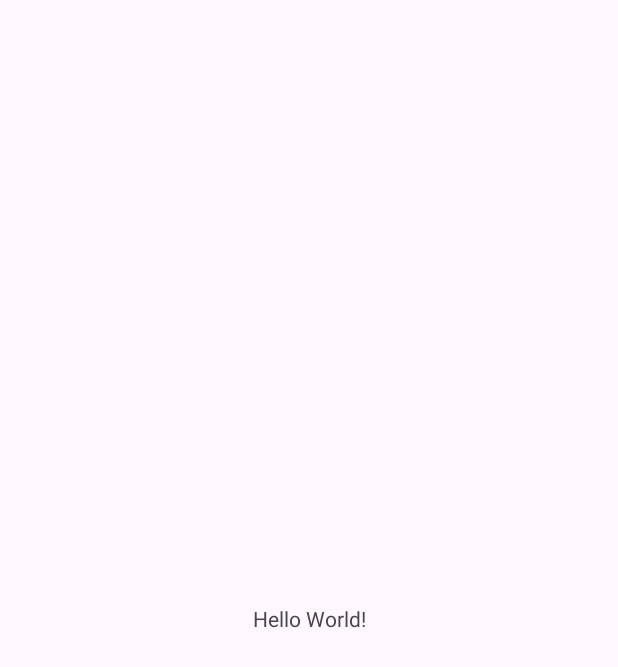
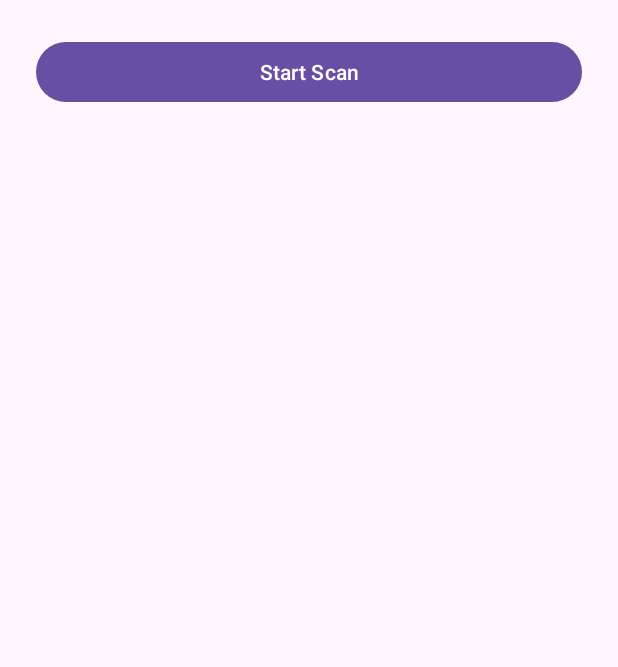
Before and after one commit to ixicept/FoodVision, an Android app: the screen it shows after launch (MainActivity), on a phone screen of 412 x 824 dp. Before the commit the part shown is almost empty. Shown: the top 667 px of the screen. Run offline under Robolectric (Android 15) with nearby library versions, the phone set to English and light mode, and no system bars.

Commit message:
feat: added temporary layout for mobile project

```diff
--- a/Mobile/app/src/main/AndroidManifest.xml
+++ b/Mobile/app/src/main/AndroidManifest.xml
@@ -7,7 +7,7 @@
         android:dataExtractionRules="@xml/data_extraction_rules"
         android:fullBackupContent="@xml/backup_rules"
         android:icon="@mipmap/ic_launcher"
-        android:label="@string/app_name"
+        android:label="Food Scanner"
         android:roundIcon="@mipmap/ic_launcher_round"
         android:supportsRtl="true"
         android:theme="@style/Theme.MyApplication"
@@ -21,6 +21,8 @@
                 <category android:name="android.intent.category.LAUNCHER" />
             </intent-filter>
         </activity>
+        <activity android:name=".ResultActivity"/>
+        <activity android:name=".ScanActivity"/>
     </application>
 
 </manifest>
--- a/Mobile/app/src/main/java/com/example/myapplication/MainActivity.java
+++ b/Mobile/app/src/main/java/com/example/myapplication/MainActivity.java
@@ -1,6 +1,8 @@
 package com.example.myapplication;
 
+import android.content.Intent;
 import android.os.Bundle;
+import android.widget.Button;
 
 import androidx.activity.EdgeToEdge;
 import androidx.appcompat.app.AppCompatActivity;
@@ -9,16 +11,15 @@ import androidx.core.view.ViewCompat;
 import androidx.core.view.WindowInsetsCompat;
 
 public class MainActivity extends AppCompatActivity {
+    @Override
+    protected void onCreate(Bundle b) {
+        super.onCreate(b);
+        setContentView(R.layout.activity_main);
 
-    @Override
-    protected void onCreate(Bundle savedInstanceState) {
-        super.onCreate(savedInstanceState);
-        EdgeToEdge.enable(this);
-        setContentView(R.layout.activity_main);
-        ViewCompat.setOnApplyWindowInsetsListener(findViewById(R.id.main), (v, insets) -> {
-            Insets systemBars = insets.getInsets(WindowInsetsCompat.Type.systemBars());
-            v.setPadding(systemBars.left, systemBars.top, systemBars.right, systemBars.bottom);
-            return insets;
+        Button btn = findViewById(R.id.btn_start_scan);
+        btn.setOnClickListener(v -> {
+            Intent i = new Intent(this, ScanActivity.class);
+            startActivity(i);
         });
     }
 }
--- /dev/null
+++ b/Mobile/app/src/main/java/com/example/myapplication/utils/FileUtils.java
@@ -0,0 +1,4 @@
+package com.example.myapplication.utils;
+
+public class FileUtils {
+}
--- a/Mobile/app/src/main/res/layout/activity_main.xml
+++ b/Mobile/app/src/main/res/layout/activity_main.xml
@@ -1,19 +1,13 @@
 <?xml version="1.0" encoding="utf-8"?>
-<androidx.constraintlayout.widget.ConstraintLayout xmlns:android="http://schemas.android.com/apk/res/android"
-    xmlns:app="http://schemas.android.com/apk/res-auto"
-    xmlns:tools="http://schemas.android.com/tools"
-    android:id="@+id/main"
+<LinearLayout xmlns:android="http://schemas.android.com/apk/res/android"
+    android:orientation="vertical"
+    android:padding="24dp"
     android:layout_width="match_parent"
-    android:layout_height="match_parent"
-    tools:context=".MainActivity">
+    android:layout_height="match_parent">
 
-    <TextView
-        android:layout_width="wrap_content"
+    <Button
+        android:id="@+id/btn_start_scan"
+        android:layout_width="match_parent"
         android:layout_height="wrap_content"
-        android:text="Hello World!"
-        app:layout_constraintBottom_toBottomOf="parent"
-        app:layout_constraintEnd_toEndOf="parent"
-        app:layout_constraintStart_toStartOf="parent"
-        app:layout_constraintTop_toTopOf="parent" />
-
-</androidx.constraintlayout.widget.ConstraintLayout>
+        android:text="Start Scan"/>
+</LinearLayout>
--- /dev/null
+++ b/Mobile/app/src/main/res/layout/activity_scan.xml
@@ -0,0 +1,4 @@
+<?xml version="1.0" encoding="utf-8"?>
+<FrameLayout xmlns:android="http://schemas.android.com/apk/res/android"
+    android:layout_width="match_parent"
+    android:layout_height="match_parent"/>
```
Also changed, not shown: Mobile/app/src/main/java/com/example/myapplication/ResultActivity.java (added, +23 -0 lines), Mobile/app/src/main/java/com/example/myapplication/ScanActivity.java (added, +36 -0 lines), Mobile/app/src/main/java/com/example/myapplication/api/AnalysisApi.java (added, +24 -0 lines), Mobile/app/src/main/java/com/example/myapplication/api/TextApi.java (added, +10 -0 lines), Mobile/app/src/main/java/com/example/myapplication/models/AnalysisResult.java (added, +11 -0 lines), Mobile/app/src/main/java/com/example/myapplication/models/ItemsNutrient.java (added, +30 -0 lines), Mobile/app/src/main/java/com/example/myapplication/models/ScanResult.java (added, +9 -0 lines), Mobile/app/src/main/java/com/example/myapplication/utils/CameraUtils.java (added, +16 -0 lines), Mobile/app/src/main/java/com/example/myapplication/utils/ImageUtils.java (added, +12 -0 lines), Mobile/app/src/main/res/layout/activity_result.xml (added, +20 -0 lines).
